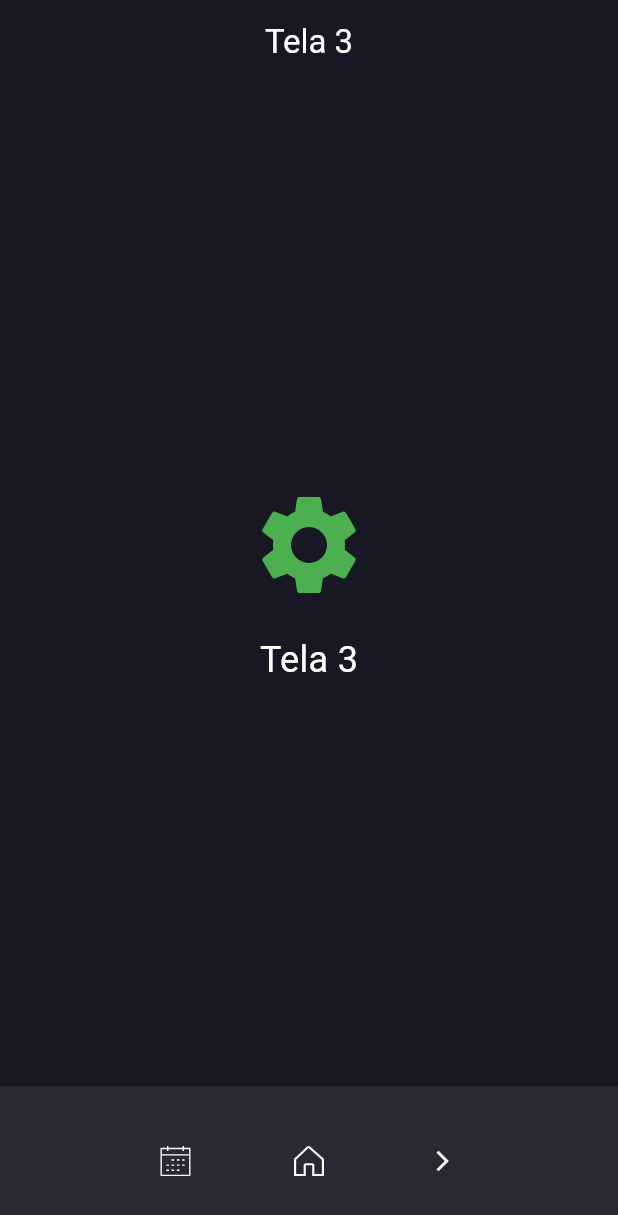
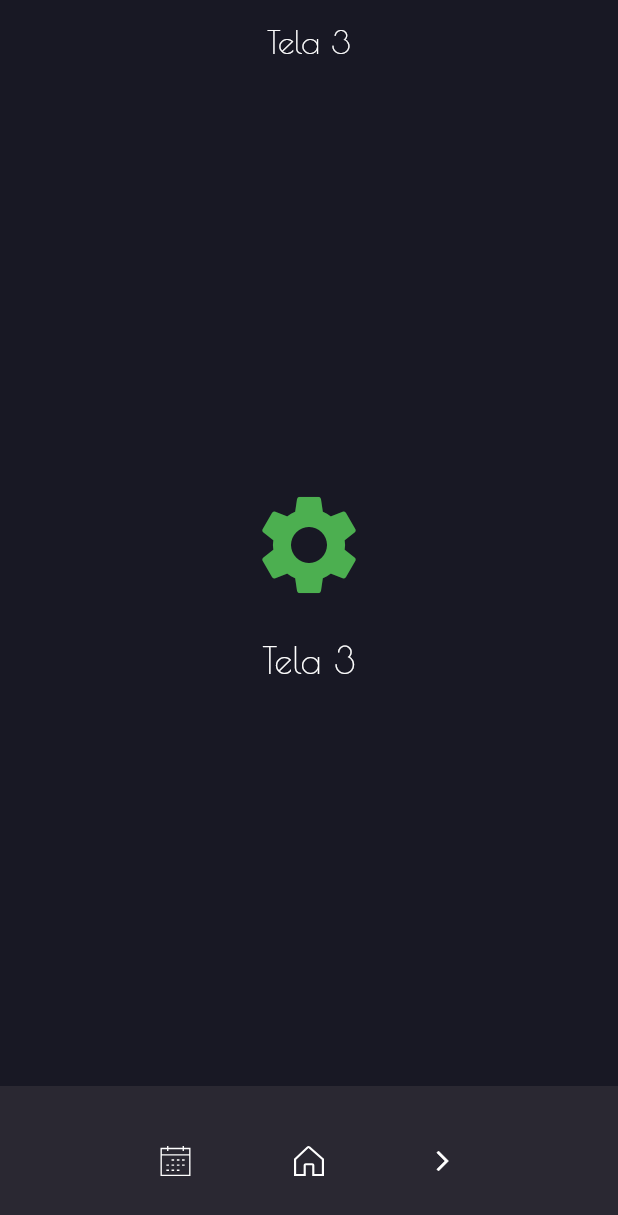
Before and after one commit to NoachDev/SeferTorah, a Flutter app: the screen it shows after launch, item 3 of the bottom bar chosen, on a phone screen of 412 x 824 dp. Shown: the top 1215 px of the screen. Run offline on Flutter 3.47's test engine with Material 3 defaults, Android fonts, the light colour scheme and no system bars; our stand-ins replace flutter_svg, go_router; missing offline and left inert: flutter_graph_view.

Commit message:
Add fonts for the project, and setting "Poirte one" by default

```diff
--- a/lib/theme/app_theme.dart
+++ b/lib/theme/app_theme.dart
@@ -20,6 +20,7 @@ class AppTheme {
         onSecondary: Colors.black,
       ),
       useMaterial3: true,
+      fontFamily: "PoiretOne",
     );
   }
 }
```
Also changed, not shown: pubspec.yaml (+12 -30 lines), fonts/PoiretOne-Regular.ttf (added), fonts/Ruthie-Regular.ttf (added).
